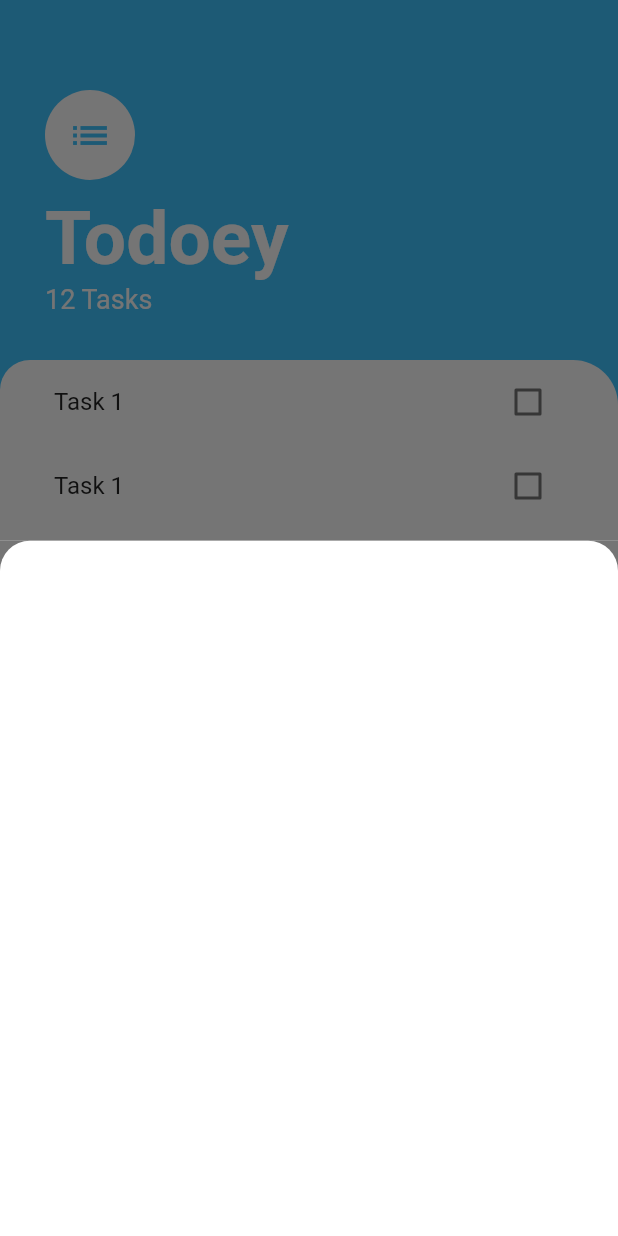
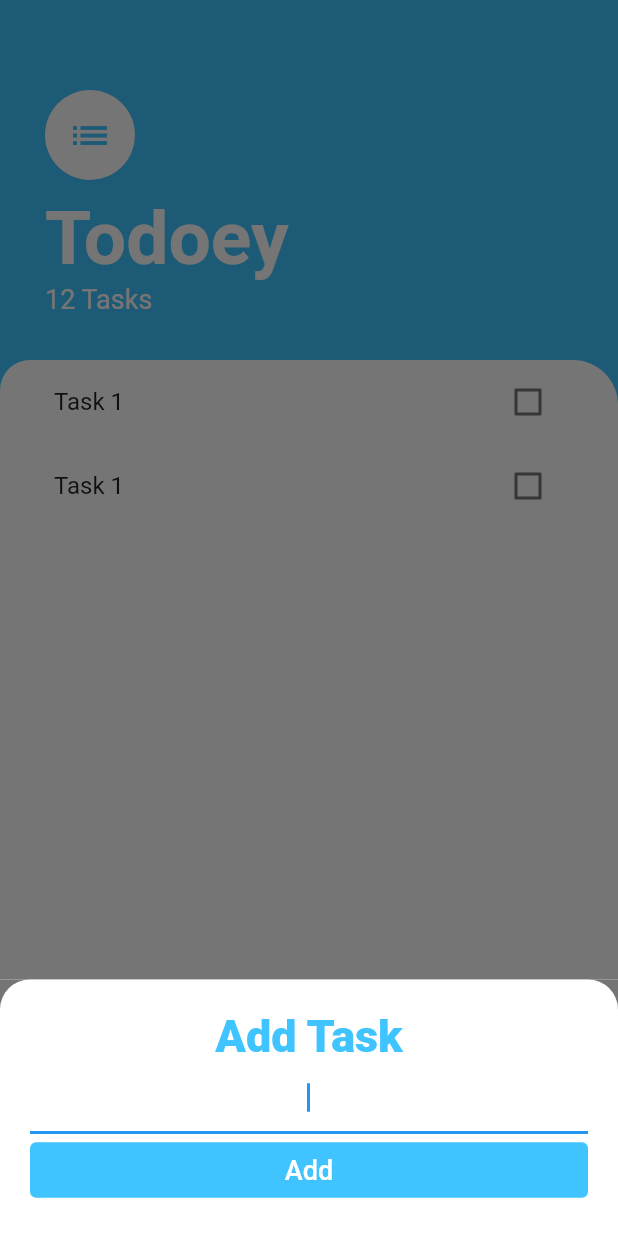
Before and after one commit to CodePhilanthropist/todoey, a Flutter app: the screen it shows after launch, after a tap on the "add" icon, on a phone screen of 412 x 824 dp. Run offline on Flutter 3.47's test engine with Material 2 defaults, Android fonts, the phone set to English and light mode, and no system bars.

Commit message:
refactor the code

```diff
--- a/lib/screens/add_task_screen.dart
+++ b/lib/screens/add_task_screen.dart
@@ -8,6 +8,7 @@ class AddTaskScreen extends StatelessWidget {
     return Container(
       color: Color(0xff757575),
       child: Container(
+        padding: EdgeInsets.all(20),
         decoration: BoxDecoration(
           color: Colors.white,
           borderRadius: BorderRadius.only(
@@ -15,6 +16,34 @@ class AddTaskScreen extends StatelessWidget {
             topRight: Radius.circular(20),
           ),
         ),
+        child: Column(
+          crossAxisAlignment: CrossAxisAlignment.stretch,
+          children: [
+            Text(
+              "Add Task",
+              textAlign: TextAlign.center,
+              style: TextStyle(
+                color: Colors.lightBlueAccent,
+                fontSize: 30,
+                fontWeight: FontWeight.w800,
+              ),
+            ),
+            TextField(
+              autofocus: true,
+              textAlign: TextAlign.center,
+            ),
+            TextButton(
+              style: TextButton.styleFrom(
+                backgroundColor: Colors.lightBlueAccent,
+              ),
+              onPressed: () {},
+              child: Text(
+                "Add",
+                style: TextStyle(fontSize: 18, color: Colors.white),
+              ),
+            ),
+          ],
+        ),
       ),
     );
   }
--- a/lib/screens/task_screen.dart
+++ b/lib/screens/task_screen.dart
@@ -74,7 +74,16 @@ class TaskScreen extends StatelessWidget {
       floatingActionButton: FloatingActionButton(
         onPressed: () {
           showModalBottomSheet(
-              context: context, builder: (context) => AddTaskScreen());
+            context: context,
+            builder: (context) => SingleChildScrollView(
+              child: Container(
+                padding: EdgeInsets.only(
+                    bottom: MediaQuery.of(context).viewInsets.bottom),
+                child: AddTaskScreen(),
+              ),
+            ),
+            isScrollControlled: true,
+          );
         },
         child: Icon(
           Icons.add,
```
